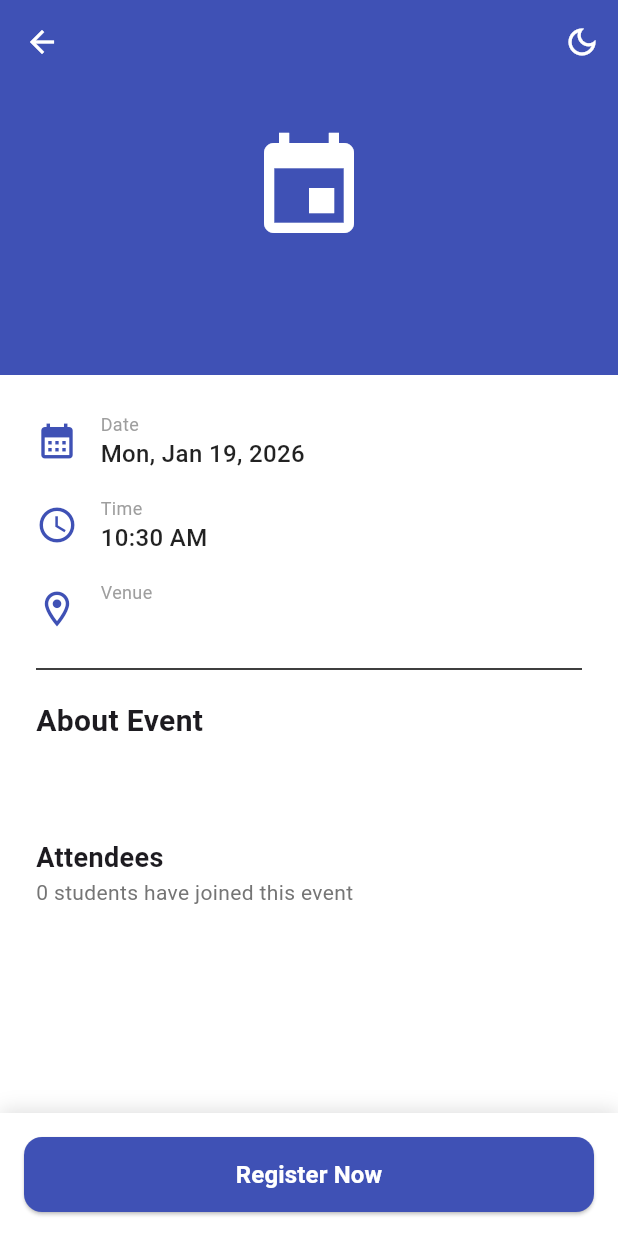
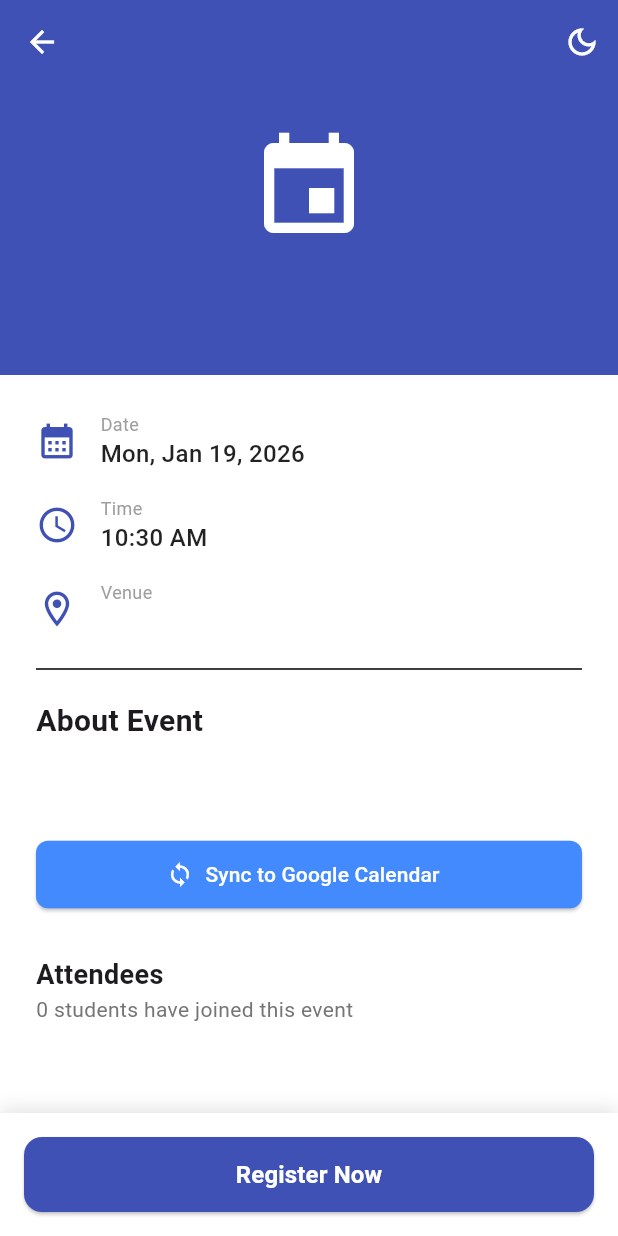
Before and after one commit to MeerMusabih/CampusCompanion, a Flutter app: the EventDetailScreen screen opened directly with empty values, on a phone screen of 412 x 824 dp. Run offline on Flutter 3.47's test engine with Material 3 defaults, Android fonts, the phone set to English and light mode, and no system bars; our stand-ins replace cloud_firestore, firebase_auth, firebase_core, firebase_messaging, flutter_local_notifications, google_sign_in and 2 more; missing offline and left inert: extension_google_sign_in_as_googleapis_auth, googleapis; accounts and stored records are empty.

Commit message:
feat: integrate google calendar sync and fix web authentication

```diff
--- a/lib/screens/events/event_detail_screen.dart
+++ b/lib/screens/events/event_detail_screen.dart
@@ -6,6 +6,7 @@ import '../../providers/event_provider.dart';
 import '../../providers/auth_provider.dart';
 import '../../providers/theme_provider.dart';
 import '../../core/constants.dart';
+import '../../services/calendar_service.dart';
 class EventDetailScreen extends StatelessWidget {
   final EventModel event;
   const EventDetailScreen({super.key, required this.event});
@@ -89,6 +90,35 @@ class EventDetailScreen extends StatelessWidget {
                       fontSize: 16,
                       color: textColor,
                       height: 1.5,
+                    ),
+                  ),
+                  const SizedBox(height: 30),
+                  ElevatedButton.icon(
+                    onPressed: () async {
+                      try {
+                        final success = await CalendarService().addToGoogleCalendar(event);
+                        if (success && context.mounted) {
+                          ScaffoldMessenger.of(context).showSnackBar(
+                            const SnackBar(content: Text('✅ Event added to Google Calendar!')),
+                          );
+                        }
+                      } catch (e) {
+                        if (context.mounted) {
+                          ScaffoldMessenger.of(context).showSnackBar(
+                            SnackBar(content: Text('❌ Error: $e')),
+                          );
+                        }
+                      }
+                    },
+                    icon: const Icon(Icons.sync),
+                    label: const Text("Sync to Google Calendar"),
+                    style: ElevatedButton.styleFrom(
+                      backgroundColor: Colors.blueAccent,
+                      foregroundColor: Colors.white,
+                      minimumSize: const Size(double.infinity, 45),
+                      shape: RoundedRectangleBorder(
+                        borderRadius: BorderRadius.circular(8),
+                      ),
                     ),
                   ),
                   const SizedBox(height: 30),
--- a/lib/screens/home/home_screen.dart
+++ b/lib/screens/home/home_screen.dart
@@ -161,6 +161,11 @@ class _HomeScreenState extends State<HomeScreen> {
                             onTap: () => Navigator.pushNamed(context, '/chat'),
                         ),
                         QuickActionButton(
+                            title: "Events",
+                            icon: Icons.event,
+                            onTap: () => Navigator.pushNamed(context, '/events'),
+                        ),
+                        QuickActionButton(
                             title: "Forums",
                             icon: Icons.people_outline,
                             onTap: () {
--- a/pubspec.yaml
+++ b/pubspec.yaml
@@ -51,6 +51,9 @@ dependencies:
   supabase_flutter: ^2.8.0
   image_picker: ^1.2.1
   animations: ^2.1.1
+  google_sign_in: ^6.2.2
+  googleapis: ^13.2.0
+  extension_google_sign_in_as_googleapis_auth: ^2.0.13
 
 dev_dependencies:
   flutter_launcher_icons: ^0.13.1
```
Also changed, not shown: lib/services/calendar_service.dart (added, +55 -0 lines), pubspec.lock, 2 other files.
